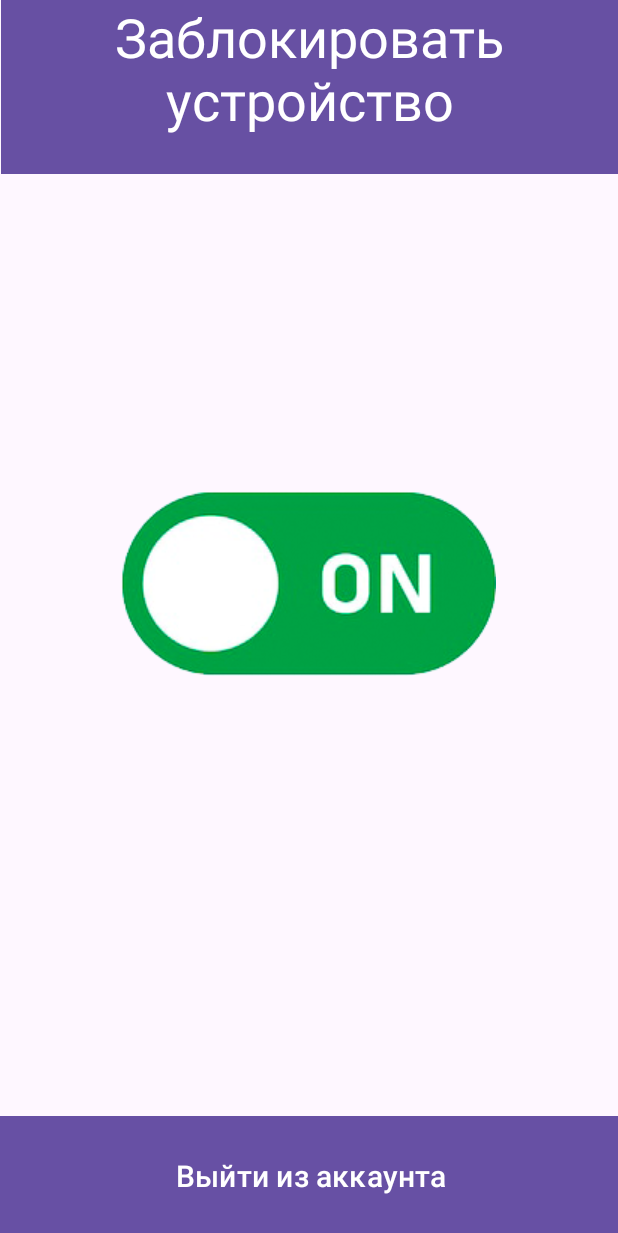
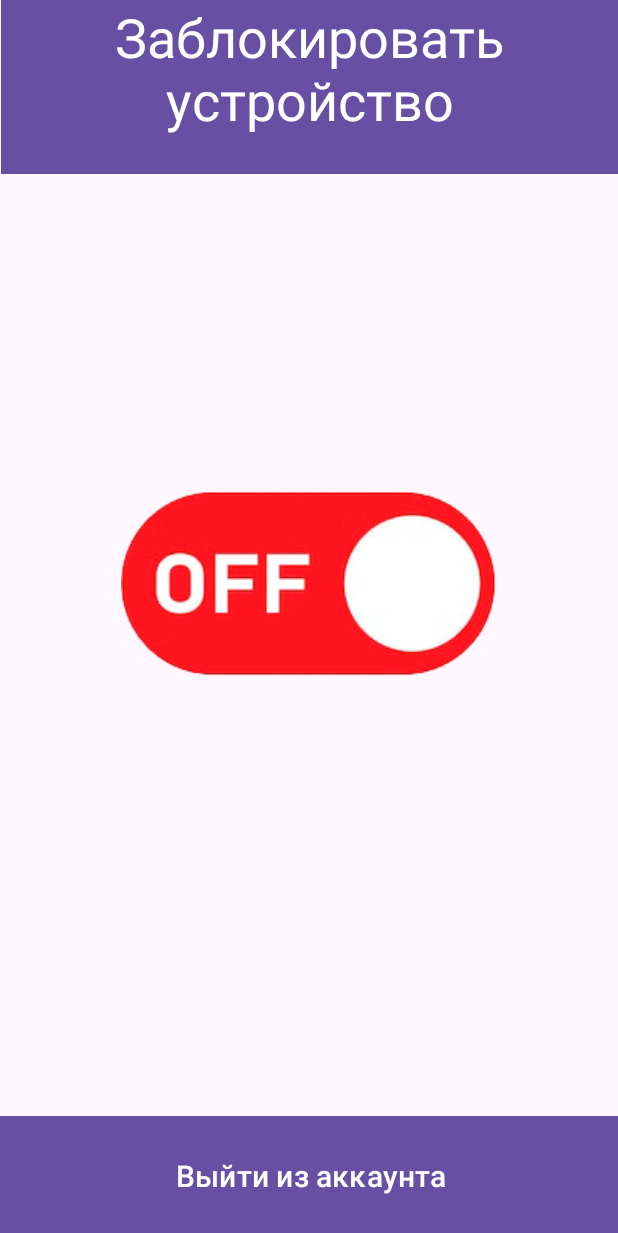
Before and after one commit to RansomDark/Qers, an Android app: the SecondActivity screen opened directly, with no data from a screen before it, on a phone screen of 412 x 824 dp. Shown: the top 1233 px of the screen. Run offline under Robolectric (Android 15) with nearby library versions, the phone set to English and light mode, and no system bars.

Commit message:
Фиксы андроид приложения

```diff
--- a/AndroidApp/app/src/main/java/com/qers/qers/MainActivity.java
+++ b/AndroidApp/app/src/main/java/com/qers/qers/MainActivity.java
@@ -48,7 +48,7 @@ public class MainActivity extends AppCompatActivity {
         }
 
         Retrofit retrofit = new Retrofit.Builder()
-                .baseUrl("http://5.35.95.143:5000")
+                .baseUrl("http://5.35.88.41:5001")
                 .addConverterFactory(GsonConverterFactory.create())
                 .build();
 
--- a/AndroidApp/app/src/main/java/com/qers/qers/SecondActivity.java
+++ b/AndroidApp/app/src/main/java/com/qers/qers/SecondActivity.java
@@ -43,9 +43,9 @@ public class SecondActivity extends AppCompatActivity {
         is_pressed = sharedPreferences.getBoolean("is_button_pressed", false);
 
         if (is_pressed) {
+            imageView.setImageResource(R.drawable.button_on);
+        } else {
             imageView.setImageResource(R.drawable.button_off);
-        } else {
-            imageView.setImageResource(R.drawable.button_on);
         }
         logoutButton.setOnClickListener(new View.OnClickListener() {
             @Override
@@ -62,7 +62,7 @@ public class SecondActivity extends AppCompatActivity {
         });
 
         Retrofit retrofit = new Retrofit.Builder()
-                .baseUrl("http://5.35.95.143:5000")
+                .baseUrl("http://5.35.88.41:5001")
                 .addConverterFactory(GsonConverterFactory.create())
                 .build();
 
@@ -73,9 +73,9 @@ public class SecondActivity extends AppCompatActivity {
             public void onClick(View v) {
                 Log.d("is_pressed = ", Boolean.toString(is_pressed));
                 if (is_pressed) {
+                    imageView.setImageResource(R.drawable.button_off);
+                } else {
                     imageView.setImageResource(R.drawable.button_on);
-                } else {
-                    imageView.setImageResource(R.drawable.button_off);
                 }
 
                 is_pressed = !is_pressed;
```
